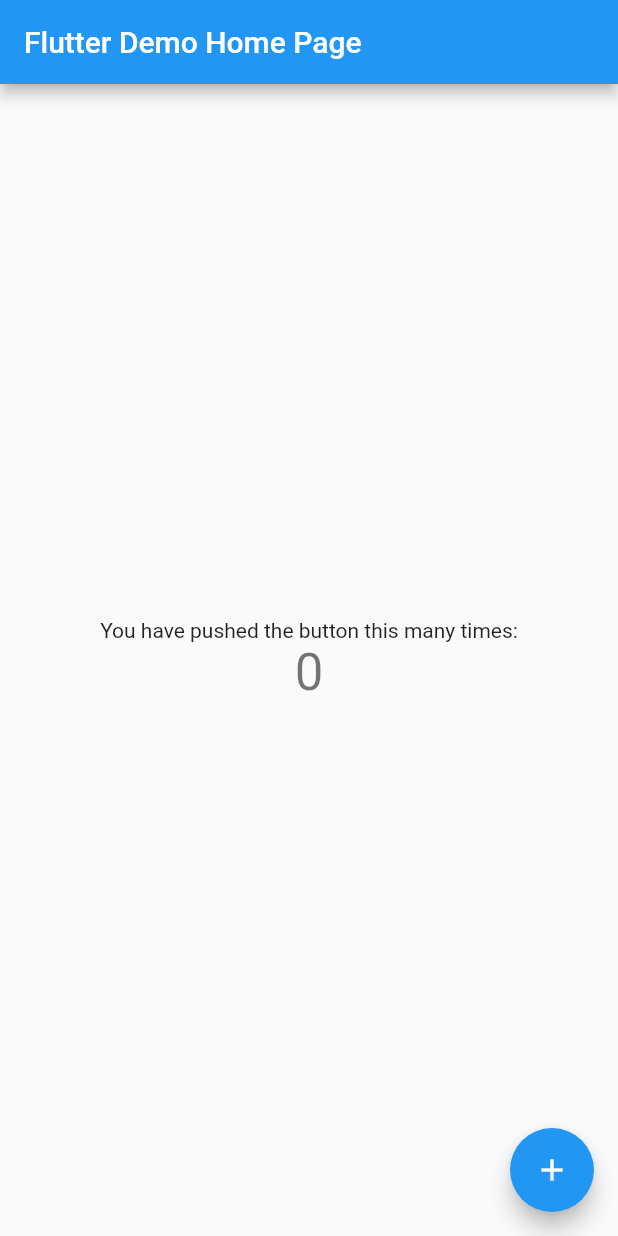
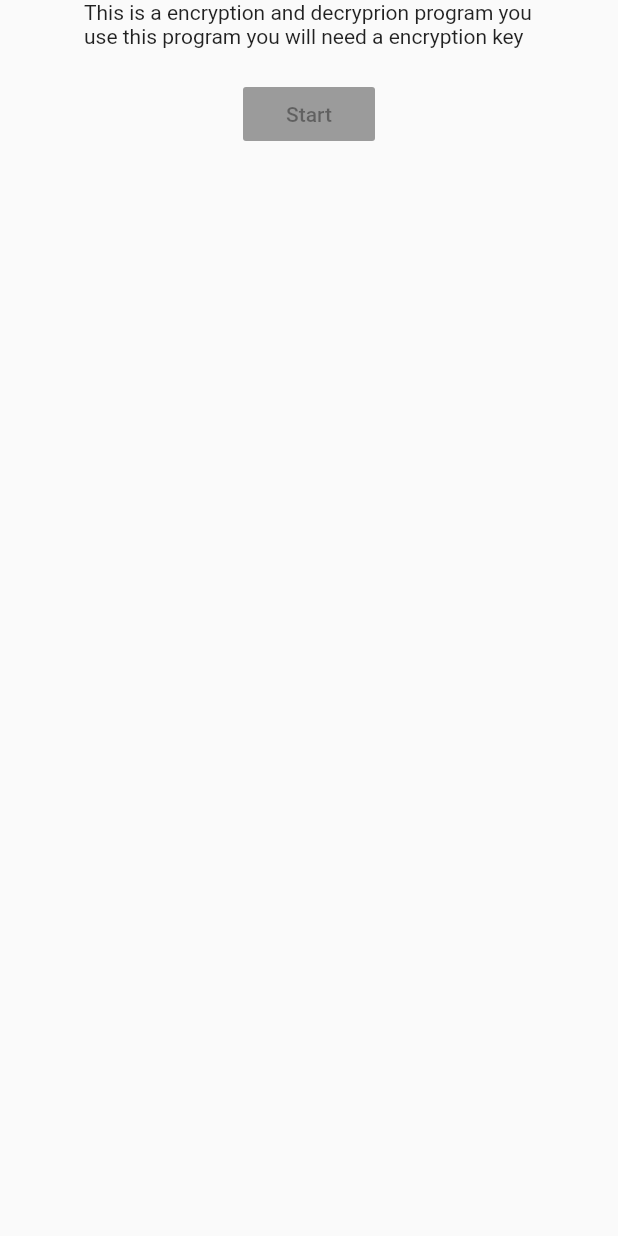
Before and after one commit to ethani149/2.7, a Flutter app: the screen it shows after launch, on a phone screen of 412 x 824 dp. Run offline on Flutter 3.47's test engine with Material 2 defaults, Android fonts, the phone set to English and light mode, and no system bars.

Commit message:
Added home screen view

```diff
--- /dev/null
+++ b/cypher_advanced_programing/lib/SharedUI/HomeScreen.dart
@@ -0,0 +1,23 @@
+import 'package:flutter/material.dart';
+
+class HomeScreenView extends StatelessWidget {
+  @override
+  Widget build(BuildContext context) {
+    return Column(
+      children: [
+        Padding(
+          padding: const EdgeInsets.only(bottom: 20),
+          child: Container(
+            width: 300,
+            child: Text(
+                "This is a encryption and decryprion program you use this program you will need a encryption key"),
+          ),
+        ),
+        RaisedButton(
+          onPressed: null,
+          child: Text("Start"),
+        )
+      ],
+    );
+  }
+}
--- a/cypher_advanced_programing/lib/main.dart
+++ b/cypher_advanced_programing/lib/main.dart
@@ -1,3 +1,4 @@
+import 'package:cypher_advanced_programing/SharedUI/HomeScreen.dart';
 import 'package:flutter/material.dart';
 
 void main() {
@@ -5,44 +6,21 @@ void main() {
 }
 
 class MyApp extends StatelessWidget {
-  // This widget is the root of your application.
   @override
   Widget build(BuildContext context) {
     return MaterialApp(
-      title: 'Flutter Demo',
+      title: '2.7 Cypher',
       theme: ThemeData(
-        // This is the theme of your application.
-        //
-        // Try running your application with "flutter run". You'll see the
-        // application has a blue toolbar. Then, without quitting the app, try
-        // changing the primarySwatch below to Colors.green and then invoke
-        // "hot reload" (press "r" in the console where you ran "flutter run",
-        // or simply save your changes to "hot reload" in a Flutter IDE).
-        // Notice that the counter didn't reset back to zero; the application
-        // is not restarted.
         primarySwatch: Colors.blue,
-        // This makes the visual density adapt to the platform that you run
-        // the app on. For desktop platforms, the controls will be smaller and
-        // closer together (more dense) than on mobile platforms.
         visualDensity: VisualDensity.adaptivePlatformDensity,
       ),
-      home: MyHomePage(title: 'Flutter Demo Home Page'),
+      home: MyHomePage(title: '2.7 Cypher'),
     );
   }
 }
 
 class MyHomePage extends StatefulWidget {
   MyHomePage({Key key, this.title}) : super(key: key);
-
-  // This widget is the home page of your application. It is stateful, meaning
-  // that it has a State object (defined below) that contains fields that affect
-  // how it looks.
-
-  // This class is the configuration for the state. It holds the values (in this
-  // case the title) provided by the parent (in this case the App widget) and
-  // used by the build method of the State. Fields in a Widget subclass are
-  // always marked "final".
-
   final String title;
 
   @override
@@ -50,68 +28,10 @@ class MyHomePage extends StatefulWidget {
 }
 
 class _MyHomePageState extends State<MyHomePage> {
-  int _counter = 0;
-
-  void _incrementCounter() {
-    setState(() {
-      // This call to setState tells the Flutter framework that something has
-      // changed in this State, which causes it to rerun the build method below
-      // so that the display can reflect the updated values. If we changed
-      // _counter without calling setState(), then the build method would not be
-      // called again, and so nothing would appear to happen.
-      _counter++;
-    });
-  }
-
   @override
   Widget build(BuildContext context) {
-    // This method is rerun every time setState is called, for instance as done
-    // by the _incrementCounter method above.
-    //
-    // The Flutter framework has been optimized to make rerunning build methods
-    // fast, so that you can just rebuild anything that needs updating rather
-    // than having to individually change instances of widgets.
     return Scaffold(
-      appBar: AppBar(
-        // Here we take the value from the MyHomePage object that was created by
-        // the App.build method, and use it to set our appbar title.
-        title: Text(widget.title),
-      ),
-      body: Center(
-        // Center is a layout widget. It takes a single child and positions it
-        // in the middle of the parent.
-        child: Column(
-          // Column is also a layout widget. It takes a list of children and
-          // arranges them vertically. By default, it sizes itself to fit its
-          // children horizontally, and tries to be as tall as its parent.
-          //
-          // Invoke "debug painting" (press "p" in the console, choose the
-          // "Toggle Debug Paint" action from the Flutter Inspector in Android
-          // Studio, or the "Toggle Debug Paint" command in Visual Studio Code)
-          // to see the wireframe for each widget.
-          //
-          // Column has various properties to control how it sizes itself and
-          // how it positions its children. Here we use mainAxisAlignment to
-          // center the children vertically; the main axis here is the vertical
-          // axis because Columns are vertical (the cross axis would be
-          // horizontal).
-          mainAxisAlignment: MainAxisAlignment.center,
-          children: <Widget>[
-            Text(
-              'You have pushed the button this many times:',
-            ),
-            Text(
-              '$_counter',
-              style: Theme.of(context).textTheme.headline4,
-            ),
-          ],
-        ),
-      ),
-      floatingActionButton: FloatingActionButton(
-        onPressed: _incrementCounter,
-        tooltip: 'Increment',
-        child: Icon(Icons.add),
-      ), // This trailing comma makes auto-formatting nicer for build methods.
+      body: Center(child: HomeScreenView()),
     );
   }
 }
```
